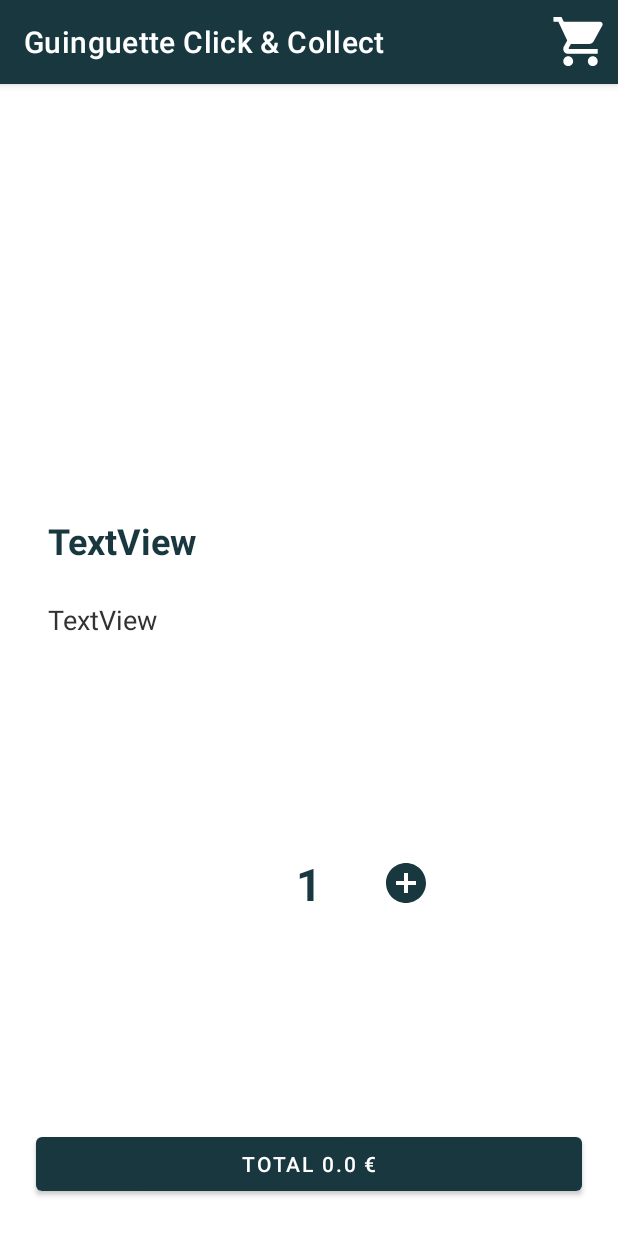
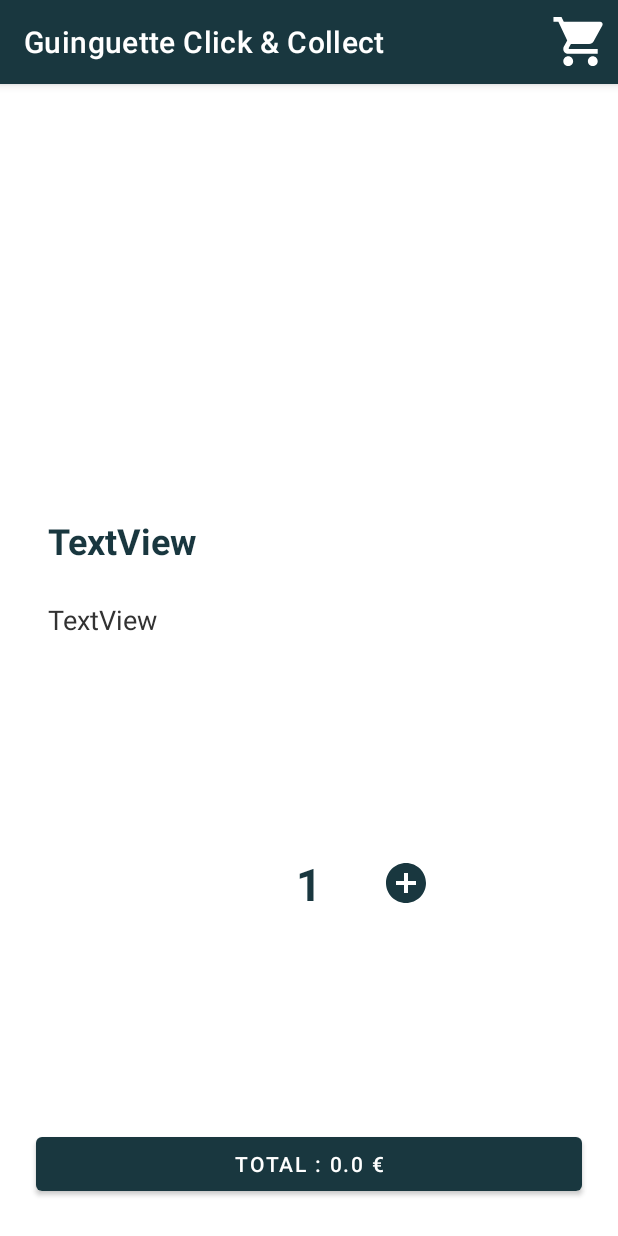
Before and after one commit to adrien-mignerot/AndroidERestaurant, an Android app: the DetailActivity screen opened directly, with no data from a screen before it, on a phone screen of 412 x 824 dp. Run offline under Robolectric (Android 15) with nearby library versions, the phone set to English and light mode, and no system bars; our stand-ins replace Picasso; network calls fail; pictures from the network do not load; 7 statements that could not run were skipped.

Commit message:
Centralisation des textes

```diff
--- a/src/main/java/fr/isen/mignerot/guinguetteclickandcollect/BaseActivity.kt
+++ b/src/main/java/fr/isen/mignerot/guinguetteclickandcollect/BaseActivity.kt
@@ -30,13 +30,13 @@ open class BaseActivity: AppCompatActivity() {
                 startActivity(Intent(this, BasketActivity::class.java))
             } else {
                 val dialogBuilder = AlertDialog.Builder(this)
-                dialogBuilder.setMessage("Votre panier est vide...")
+                dialogBuilder.setMessage(getString(R.string.basketEmpty))
                         .setCancelable(false)
-                        .setPositiveButton("Ok", DialogInterface.OnClickListener {
+                        .setPositiveButton(getString(R.string.ok), DialogInterface.OnClickListener {
                             dialog, _ -> dialog.cancel()
                         })
                 val alert = dialogBuilder.create()
-                alert.setTitle("Oups !")
+                alert.setTitle(getString(R.string.oups))
                 alert.show()
             }
         }
--- a/src/main/java/fr/isen/mignerot/guinguetteclickandcollect/BasketActivity.kt
+++ b/src/main/java/fr/isen/mignerot/guinguetteclickandcollect/BasketActivity.kt
@@ -44,10 +44,10 @@ class BasketActivity : BaseActivity() {
                 resetBasket(basket)
                 invalidateOptionsMenu()
                 val total = basket.items.sumOf { it.quantity * it.dish.getPrice().toDouble() }
-                binding.basketTotalText.text = getString(R.string.total) + " $total €"
+                binding.basketTotalText.text = getString(R.string.total) + " $total " + getString(R.string.devise)
             }
             val total = basket.items.sumOf { it.quantity * it.dish.getPrice().toDouble() }
-            binding.basketTotalText.text = getString(R.string.total) + " $total €"
+            binding.basketTotalText.text = getString(R.string.total) + " $total " + getString(R.string.devise)
             binding.basketLoading.visibility = View.GONE
             basketRecycler.layoutManager = LinearLayoutManager(this)
         }
--- a/src/main/java/fr/isen/mignerot/guinguetteclickandcollect/CategoryActivity.kt
+++ b/src/main/java/fr/isen/mignerot/guinguetteclickandcollect/CategoryActivity.kt
@@ -53,13 +53,13 @@ class CategoryActivity : BaseActivity() {
                 displayDishes(it)
             } ?: run {
                 binding.categoryLoading.visibility = View.GONE
-                binding.categoryErrorMessage.text = "Aucun(e) ${category.toLowerCase()} proposé(e)s pour le moment"
+                binding.categoryErrorMessage.text = "${category.toLowerCase()} " + getString(R.string.notFound)
             }
         },
                 {
                     Log.d("CategoryActivity", "Erreur Volley : $it")
                     binding.categoryLoading.visibility = View.GONE
-                    binding.categoryErrorMessage.text = "Impossible de récupérer la liste des ${category.toLowerCase()}."
+                    binding.categoryErrorMessage.text = getString(R.string.cannotGetList) +" ${category.toLowerCase()}."
                 })
         Volley.newRequestQueue(this).add(stringRequest)
     }
--- a/src/main/java/fr/isen/mignerot/guinguetteclickandcollect/CategoryListAdapter.kt
+++ b/src/main/java/fr/isen/mignerot/guinguetteclickandcollect/CategoryListAdapter.kt
@@ -17,7 +17,7 @@ class CategoryListAdapter(private val categories: List<Dish>, private val catego
     override fun onBindViewHolder(holder: CategoryListAdapter.CategoryHolder, position: Int) {
         holder.title.text = categories[position].title
         holder.price.text = categories[position].getFormattedPrice()
-        // Image
+
         val picasso = Picasso.get()
         if (categories[position].getFirstPicture() != null) {
             picasso
--- a/src/main/java/fr/isen/mignerot/guinguetteclickandcollect/RegisterActivity.kt
+++ b/src/main/java/fr/isen/mignerot/guinguetteclickandcollect/RegisterActivity.kt
@@ -21,8 +21,8 @@ class RegisterActivity : AppCompatActivity() {
         super.onCreate(savedInstanceState)
         binding = ActivityRegisterBinding.inflate(layoutInflater)
         setContentView(binding.root)
+
         //binding.registerButton.isEnabled = false
-
         //onChange ou Librarie
 
         binding.registerAlreadyButton.setOnClickListener {
--- a/src/main/java/fr/isen/mignerot/guinguetteclickandcollect/model/Dish.kt
+++ b/src/main/java/fr/isen/mignerot/guinguetteclickandcollect/model/Dish.kt
@@ -4,7 +4,7 @@ import java.io.Serializable
 import com.google.gson.annotations.SerializedName
 
 data class Dish (@SerializedName("name_fr") val title: String, @SerializedName("ingredients") val ingredients: List<Ingredient>, @SerializedName("images") private val pictures: List<String>, @SerializedName("prices") private val prices: List<Price>) : Serializable {
-    fun getFormattedPrice() = prices[0].price.toFloat().toString() + "€"
+    fun getFormattedPrice() = prices[0].price.toFloat().toString() + " €"
     fun getPrice() = prices[0].price
     fun getFirstPicture() = if (pictures.isNotEmpty() && pictures[0].isNotEmpty()) {
         pictures[0]
--- a/src/main/res/values/strings.xml
+++ b/src/main/res/values/strings.xml
@@ -38,4 +38,16 @@
     <string name="goHomme">Retour au menu principal</string>
     <string name="our">Nos</string>
     <string name="total">Total :</string>
+    <string name="basketEmpty">Votre panier est vide...</string>
+    <string name="ok">OK</string>
+    <string name="oups">Oups !</string>
+    <string name="devise">€</string>
+    <string name="cannotGetList">Impossible de récupérer la liste des</string>
+    <string name="notFound">introuvables</string>
+    <string name="maxOrder">Vous pouvez commander au maximum</string>
+    <string name="one">Un(e)</string>
+    <string name="addToBasket">ajouté(e) au panier !</string>
+    <string name="thanks">Merci !</string>
+    <string name="orderSuccess">Votre commande est passée, venez la récupérer dans 1h.</string>
+    <string name="orderError">Une erreur est survenue lors du passage de la commande.</string>
 </resources>
```
Also changed, not shown: src/main/java/fr/isen/mignerot/guinguetteclickandcollect/DetailActivity.kt (+9 -8 lines), src/main/java/fr/isen/mignerot/guinguetteclickandcollect/OrderResultActivity.kt (+4 -4 lines), 1 other file.
